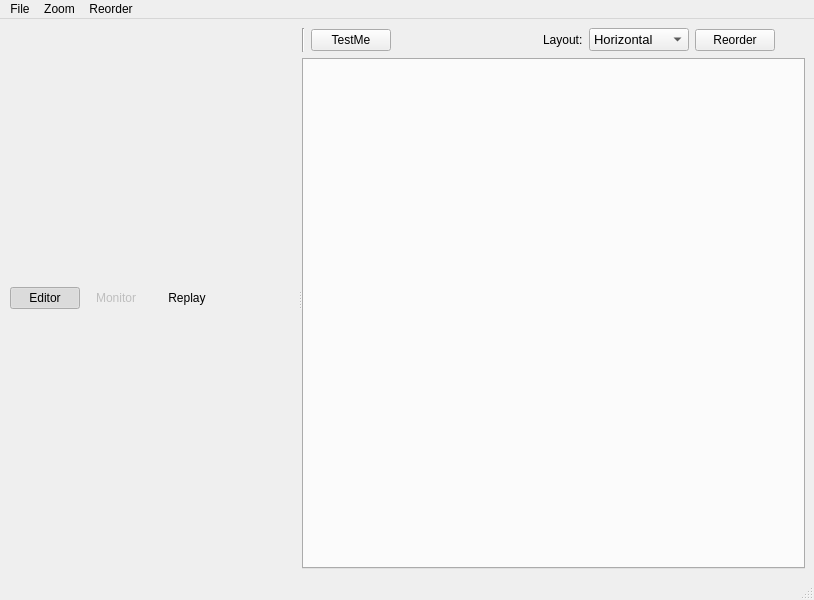
First picture: the form in bt_editor/mainwindow.ui, repository BehaviorTree/Groot, before the edit.
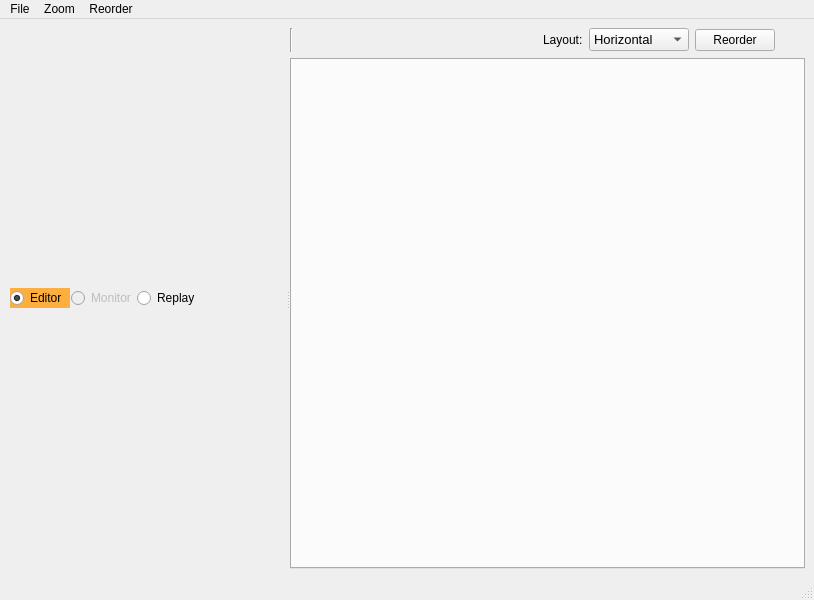
Second picture: the form after the edit. Icons and pictures are not drawn.

Commit message: working on replay feature

Patch:
```diff
--- a/bt_editor/mainwindow.ui
+++ b/bt_editor/mainwindow.ui
@@ -35,13 +35,13 @@
       <widget class="QFrame" name="leftFrame">
        <property name="minimumSize">
         <size>
-         <width>0</width>
+         <width>250</width>
          <height>0</height>
         </size>
        </property>
        <property name="maximumSize">
         <size>
-         <width>300</width>
+         <width>500</width>
          <height>16777215</height>
         </size>
        </property>
@@ -70,7 +70,7 @@
            <number>1</number>
           </property>
           <item>
-           <widget class="QPushButton" name="radioEditor">
+           <widget class="QRadioButton" name="radioEditor">
             <property name="minimumSize">
              <size>
               <width>60</width>
@@ -79,10 +79,22 @@
             </property>
             <property name="maximumSize">
              <size>
-              <width>70</width>
+              <width>16777215</width>
               <height>16777215</height>
              </size>
             </property>
+            <property name="focusPolicy">
+             <enum>Qt::NoFocus</enum>
+            </property>
+            <property name="styleSheet">
+             <string notr="true">QRadioButton:checked{
+    background-color: rgb(252, 175, 62)
+}
+
+QRadioButton:unchecked{
+   background-color: rgba(0, 0, 0,0)
+}</string>
+            </property>
             <property name="text">
              <string>Editor</string>
             </property>
@@ -92,35 +104,41 @@
             <property name="checked">
              <bool>true</bool>
             </property>
-            <property name="flat">
-             <bool>true</bool>
-            </property>
            </widget>
           </item>
           <item>
-           <widget class="QPushButton" name="radioMonitor">
+           <widget class="QRadioButton" name="radioMonitor">
             <property name="enabled">
              <bool>false</bool>
             </property>
             <property name="maximumSize">
              <size>
-              <width>70</width>
+              <width>16777215</width>
               <height>16777215</height>
              </size>
             </property>
+            <property name="focusPolicy">
+             <enum>Qt::NoFocus</enum>
+            </property>
+            <property name="styleSheet">
+             <string notr="true">QRadioButton:checked{
+    background-color: rgb(252, 175, 62)
+}
+
+QRadioButton:unchecked{
+   background-color: rgba(0, 0, 0,0)
+}</string>
+            </property>
             <property name="text">
              <string>Monitor</string>
             </property>
             <property name="checkable">
              <bool>true</bool>
             </property>
-            <property name="flat">
-             <bool>true</bool>
-            </property>
            </widget>
           </item>
           <item>
-           <widget class="QPushButton" name="radioReplay">
+           <widget class="QRadioButton" name="radioReplay">
             <property name="minimumSize">
              <size>
               <width>60</width>
@@ -129,19 +147,28 @@
             </property>
             <property name="maximumSize">
              <size>
-              <width>70</width>
+              <width>16777215</width>
               <height>16777215</height>
              </size>
             </property>
+            <property name="focusPolicy">
+             <enum>Qt::NoFocus</enum>
+            </property>
+            <property name="styleSheet">
+             <string notr="true">QRadioButton:checked{
+    background-color: rgb(252, 175, 62)
+}
+
+QRadioButton:unchecked{
+   background-color: rgba(0, 0, 0,0)
+}</string>
+            </property>
             <property name="text">
              <string>Replay</string>
             </property>
             <property name="checkable">
              <bool>true</bool>
             </property>
-            <property name="flat">
-             <bool>true</bool>
-            </property>
            </widget>
           </item>
           <item>
@@ -151,8 +178,8 @@
             </property>
             <property name="sizeHint" stdset="0">
              <size>
-              <width>40</width>
-              <height>20</height>
+              <width>0</width>
+              <height>0</height>
              </size>
             </property>
            </spacer>
@@ -178,13 +205,6 @@
             </property>
            </widget>
           </item>
-          <item>
-           <widget class="QPushButton" name="pushButtonTest">
-            <property name="text">
-             <string>TestMe</string>
-            </property>
-           </widget>
-          </item>
           <item>
            <spacer name="horizontalSpacer">
             <property name="orientation">
```
The commit also changes 8 other files.
